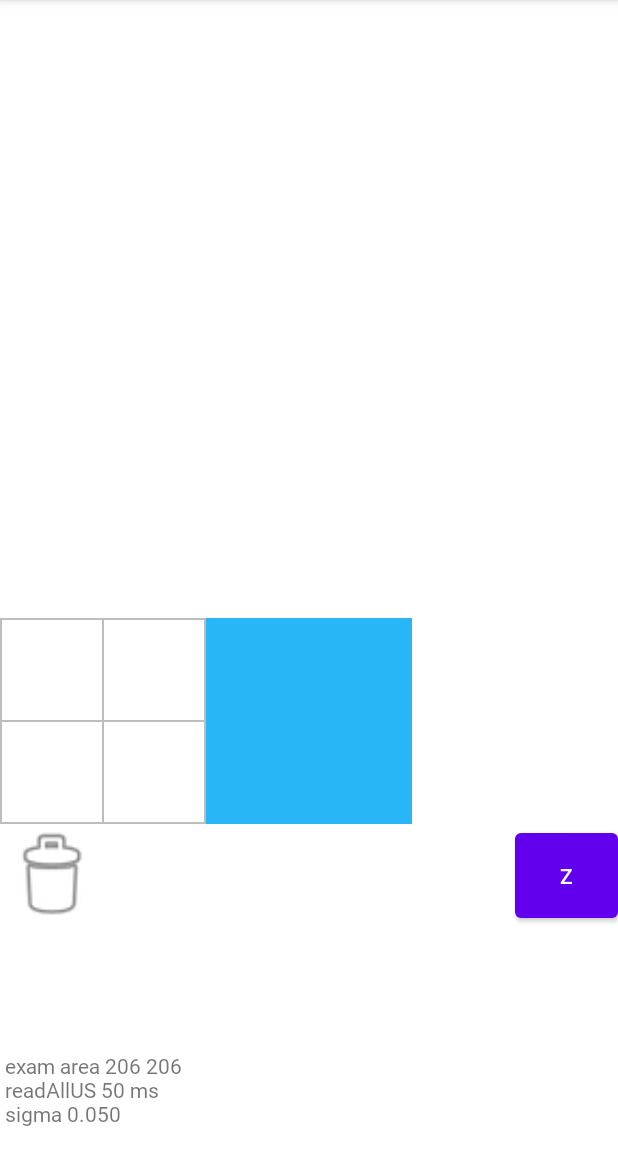
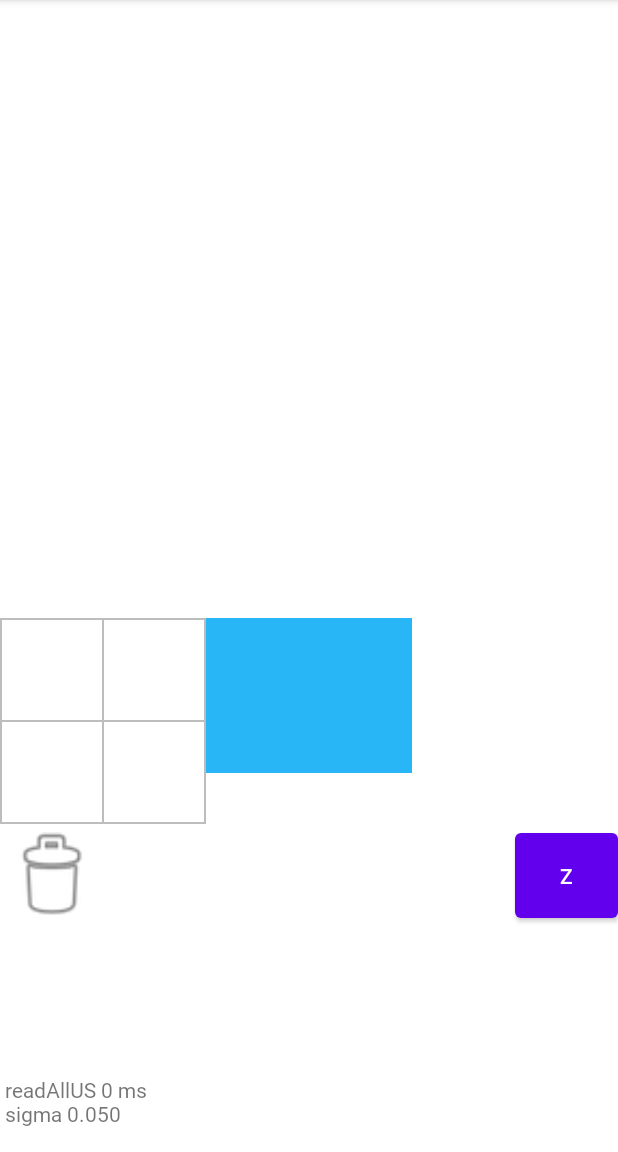
Before and after one commit to claritywhisk/Characters, an Android app: the screen it shows after launch (MainActivity), on a phone screen of 412 x 824 dp, the part 84-1236 px from its top. Run offline under Robolectric (Android 15) with nearby library versions, the phone set to English and light mode, and no system bars; pictures from the network do not load; Roboto replaces fonts that are not available here; 1 statement that could not run was skipped.

Commit message:
Examiner as Autosizing Textview

```diff
--- a/app/src/main/java/asterhaven/characters/ExaminerView.kt
+++ b/app/src/main/java/asterhaven/characters/ExaminerView.kt
@@ -1,15 +1,27 @@
 package asterhaven.characters
 
+import android.annotation.SuppressLint
 import android.content.Context
-import android.graphics.Canvas
-import android.graphics.Paint
-import android.graphics.Rect
 import android.util.AttributeSet
 import asterhaven.characters.typeface.FontFallback
-import java.lang.Float.min
 
-class ExaminerView(context: Context?, attrs: AttributeSet?) : CharactersView(context, attrs), DragListener {
-    companion object {
+@SuppressLint("RestrictedApi")
+class ExaminerView(context: Context, attrs: AttributeSet?) : androidx.appcompat.widget.AppCompatTextView(context, attrs), DragListener {
+    override var occupant : UnicodeCharacter? = null
+        set(value) {
+            value?.let {
+                typeface = FontFallback.Font.values()[it.fontIndex].getTypeface()
+                text = value?.asString
+            }
+            field = value
+        }
+    override var formerOccupantSentToDrag: UnicodeCharacter? = null
+    override fun destination() = this
+    init {
+        setOnDragListener()
+    }
+}
+    /*companion object {
         const val FRACTION_NON_LABEL = 3f / 4f
     }
     override var occupant : UnicodeCharacter? = null
@@ -75,5 +87,4 @@ class ExaminerView(context: Context?, attrs: AttributeSet?) : CharactersView(con
                 drawCharacter(occ, paint, can, midX, midGlyY)
             }
         }
-    }
-}
+    }*/
--- a/app/src/main/res/layout/activity_main.xml
+++ b/app/src/main/res/layout/activity_main.xml
@@ -1,5 +1,6 @@
 <?xml version="1.0" encoding="utf-8"?>
-<androidx.constraintlayout.widget.ConstraintLayout xmlns:android="http://schemas.android.com/apk/res/android"
+<androidx.constraintlayout.widget.ConstraintLayout
+    xmlns:android="http://schemas.android.com/apk/res/android"
     xmlns:app="http://schemas.android.com/apk/res-auto"
     android:layout_width="match_parent"
     android:layout_height="match_parent">
@@ -31,11 +32,11 @@
         app:layout_constraintStart_toStartOf="parent"
         app:layout_constraintTop_toBottomOf="@+id/world_view" />
 
-    <asterhaven.characters.ExaminerView
+    <include
         android:id="@+id/examiner"
+        layout="@layout/examiner"
         android:layout_width="0dp"
         android:layout_height="0dp"
-        android:background="@color/light_blue_400"
         app:layout_constraintDimensionRatio="1"
         app:layout_constraintTop_toBottomOf="@+id/world_view"
         app:layout_constraintLeft_toRightOf="@+id/inventory"
--- /dev/null
+++ b/app/src/main/res/layout/examiner.xml
@@ -0,0 +1,33 @@
+<?xml version="1.0" encoding="utf-8"?>
+<androidx.constraintlayout.widget.ConstraintLayout
+    xmlns:android="http://schemas.android.com/apk/res/android"
+    xmlns:app="http://schemas.android.com/apk/res-auto"
+    android:layout_width="match_parent"
+    android:layout_height="match_parent">
+
+    <asterhaven.characters.ExaminerView
+        android:id="@+id/ex"
+        android:layout_width="0dp"
+        android:layout_height="0dp"
+        android:autoSizeTextType="uniform"
+        android:gravity="center"
+        android:background="@color/light_blue_400"
+        app:layout_constraintVertical_weight="3"
+        app:layout_constraintBottom_toTopOf="@+id/hex"
+        app:layout_constraintEnd_toEndOf="parent"
+        app:layout_constraintStart_toStartOf="parent"
+        app:layout_constraintTop_toTopOf="parent" />
+
+    <TextView
+        android:id="@+id/hex"
+        android:layout_width="0dp"
+        android:layout_height="0dp"
+        android:autoSizeTextType="uniform"
+        android:gravity="center"
+        app:layout_constraintVertical_weight="1"
+        app:layout_constraintTop_toBottomOf="@+id/ex"
+        app:layout_constraintEnd_toEndOf="parent"
+        app:layout_constraintStart_toStartOf="parent"
+        app:layout_constraintBottom_toBottomOf="parent" />
+
+</androidx.constraintlayout.widget.ConstraintLayout>
```
